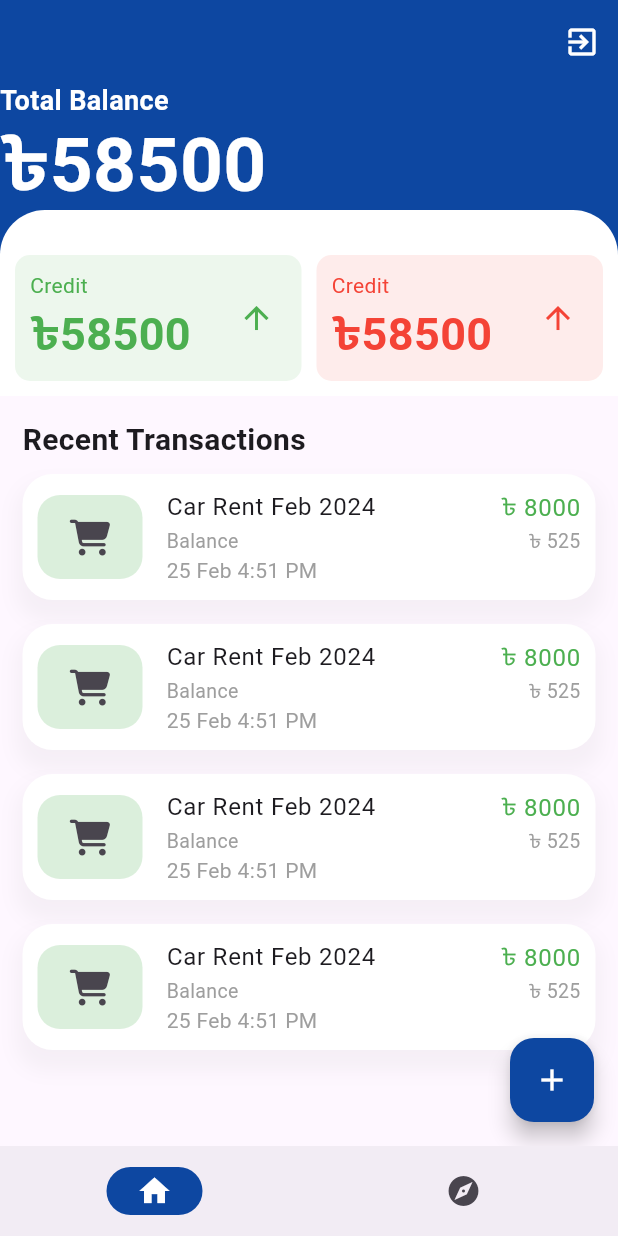
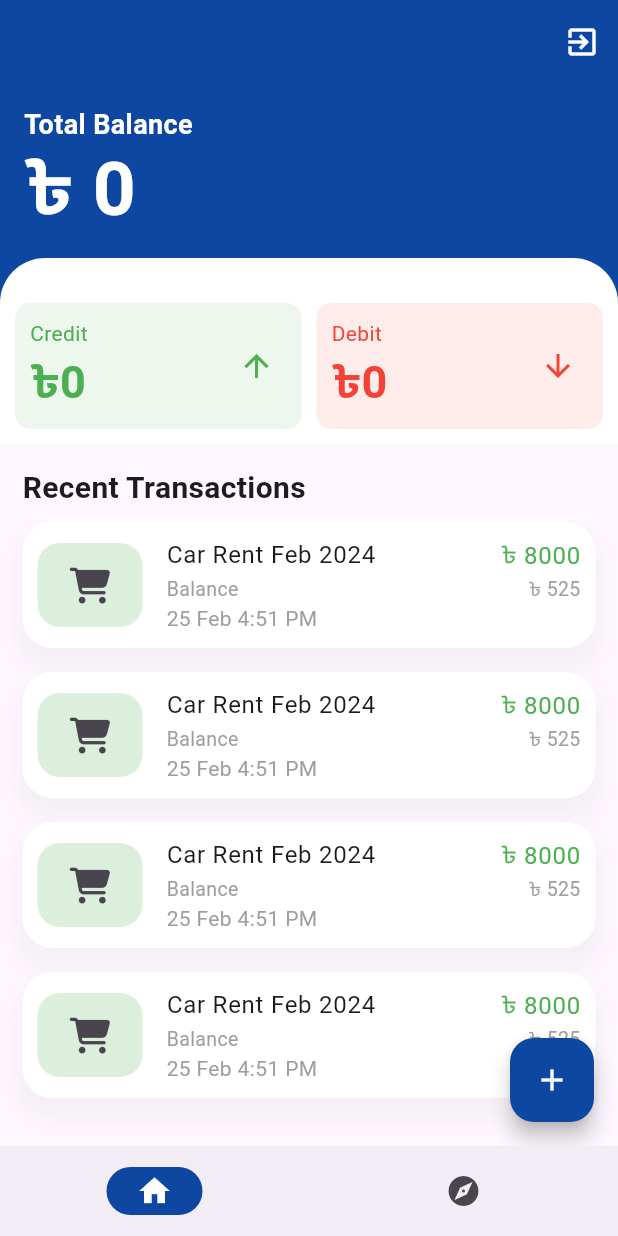
Before and after one commit to SD-Lab-Projects/BismillahBudget, a Flutter app: the screen it shows once a user with an empty profile is signed in, on a phone screen of 412 x 824 dp. Run offline on Flutter 3.47's test engine with Material 3 defaults, Android fonts, the phone set to English and light mode, and no system bars; our stand-ins replace cloud_firestore, firebase_auth, firebase_core, font_awesome_flutter, get; accounts and stored records are empty.

```diff
--- a/lib/Widgets/herocard.dart
+++ b/lib/Widgets/herocard.dart
@@ -1,11 +1,49 @@
+import 'package:cloud_firestore/cloud_firestore.dart';
 import 'package:flutter/cupertino.dart';
 import 'package:flutter/material.dart';
 
 class HeroCard extends StatelessWidget {
-  const HeroCard({
+  HeroCard({
     super.key,
+    required this.userId,
+  });
+  final String userId;
+
+  @override
+  Widget build(BuildContext context) {
+    final Stream<DocumentSnapshot> _usersStream =
+    FirebaseFirestore.instance.collection('users').doc(userId).snapshots();
+    return StreamBuilder<DocumentSnapshot>(
+      stream: _usersStream,
+      builder:
+          (BuildContext context, AsyncSnapshot<DocumentSnapshot> snapshot) {
+        if (snapshot.hasError) {
+          return Text('Something went wrong');
+        }
+        if (!snapshot.hasData || !snapshot.data!.exists) {
+          return const Text("Document does not exist");
+        }
+
+        if (snapshot.connectionState == ConnectionState.waiting) {
+          return Text("Loading");
+        }
+        var data = snapshot.data!.data() as Map<String, dynamic>;
+
+        return Cards(
+          data: data,
+        );
+      },
+    );
+  }
+}
+
+class Cards extends StatelessWidget {
+  const Cards({
+    super.key,
+    required this.data,
   });
 
+  final Map<String, dynamic> data;
   @override
   Widget build(BuildContext context) {
     return Container(
@@ -13,7 +51,8 @@ class HeroCard extends StatelessWidget {
       child: Column(
         crossAxisAlignment: CrossAxisAlignment.start,
         children: [
-          SingleChildScrollView(
+          Padding(
+            padding: const EdgeInsets.all(16.0),
             child: Column(
               crossAxisAlignment: CrossAxisAlignment.start,
               children: [
@@ -26,7 +65,7 @@ class HeroCard extends StatelessWidget {
                       fontWeight: FontWeight.w600),
                 ),
                 Text(
-                  "৳58500",
+                  "৳ ${data['remainingAmount']}",
                   style: TextStyle(
                       fontSize: 50,
                       color: Colors.white,
@@ -37,7 +76,7 @@ class HeroCard extends StatelessWidget {
             ),
           ),
           Container(
-            padding: EdgeInsets.only(top:30, bottom: 10, left: 10, right: 10),
+            padding: EdgeInsets.only(top: 30, bottom: 10, left: 10, right: 10),
             decoration: BoxDecoration(
               borderRadius: BorderRadius.only(
                   topLeft: Radius.circular(30), topRight: Radius.circular(30)),
@@ -47,12 +86,16 @@ class HeroCard extends StatelessWidget {
               children: [
                 CardOne(
                   color: Colors.green,
+                  heading: 'Credit',
+                  amount: "${data['totalCredit']}",
                 ),
                 SizedBox(
                   width: 10,
                 ),
                 CardOne(
                   color: Colors.red,
+                  heading: 'Debit',
+                  amount: "${data['totalDebit']}",
                 ),
               ],
             ),
@@ -67,9 +110,13 @@ class CardOne extends StatelessWidget {
   const CardOne({
     super.key,
     required this.color,
+    required this.heading,
+    required this.amount,
   });
 
   final Color color;
+  final String heading;
+  final String amount;
 
   @override
   Widget build(BuildContext context) {
@@ -83,16 +130,15 @@ class CardOne extends StatelessWidget {
           padding: const EdgeInsets.all(10),
           child: Row(
             children: [
-              SingleChildScrollView(
-                child: Column(
+              Column(
                 crossAxisAlignment: CrossAxisAlignment.start,
                 children: [
                   Text(
-                      "Credit",
+                    heading,
                     style: TextStyle(color: color, fontSize: 14),
                   ),
                   Text(
-                      "৳58500",
+                    "৳${amount}",
                     style: TextStyle(
                         color: color,
                         fontSize: 30,
@@ -100,12 +146,13 @@ class CardOne extends StatelessWidget {
                   ),
                 ],
               ),
-              ),
               Spacer(),
               Padding(
                 padding: const EdgeInsets.all(8.0),
                 child: Icon(
-                  Icons.arrow_upward_outlined,
+                  heading == "Credit"
+                      ? Icons.arrow_upward_outlined
+                      : Icons.arrow_downward_outlined,
                   color: color,
                 ),
               )
--- a/lib/screens/Home_Screen.dart
+++ b/lib/screens/Home_Screen.dart
@@ -28,7 +28,7 @@ class _HomeScreenState extends State<HomeScreen> {
       isLogoutLoading = false;
     });
   }
-
+  final userId = FirebaseAuth.instance.currentUser!.uid;
   _dialoBuilder(BuildContext context){
     return showDialog(context: context, builder: (context){
       return AlertDialog(
@@ -61,7 +61,7 @@ class _HomeScreenState extends State<HomeScreen> {
       ),
       body: Column(
         children: [
-          HeroCard(),
+          HeroCard(userId: userId,),
           TransactionsCard(),
         ],
       ),
--- a/lib/screens/sign_up_page.dart
+++ b/lib/screens/sign_up_page.dart
@@ -1,4 +1,3 @@
-import 'package:bismillahbudget/screens/dashboard.dart';
 import 'package:bismillahbudget/screens/login_page.dart';
 
 import 'package:flutter/material.dart';
--- a/pubspec.yaml
+++ b/pubspec.yaml
@@ -36,6 +36,8 @@ dependencies:
   cloud_firestore: ^4.17.4
   flutter_svg : '^2.0.10+1'
   font_awesome_flutter: ^10.7.0
+  uuid: ^4.4.0
+  intl: ^0.19.0
 
 
   # The following adds the Cupertino Icons font to your application.
```
Also changed, not shown: lib/Services/db.dart (+10 -10 lines), lib/Widgets/add_transactions.dart (+59 -0 lines), pubspec.lock. Lines whose indentation alone changed are shown as unchanged.
